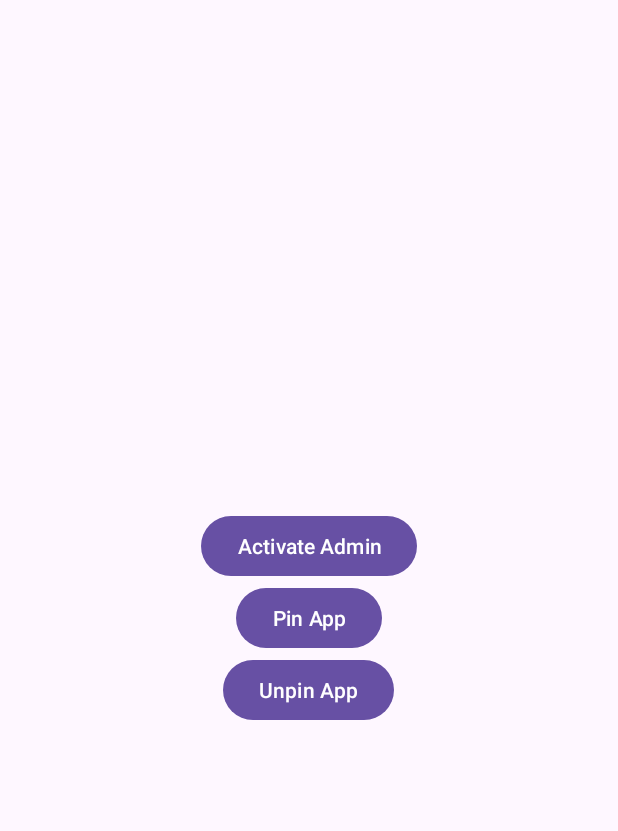
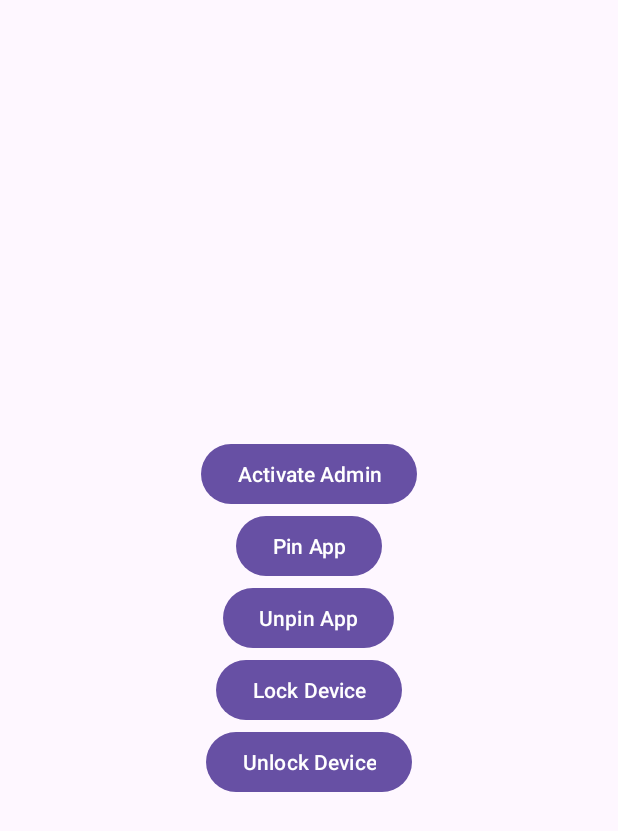
Before and after one commit to nehadhoble/Admin-settings, an Android app: the screen it shows after launch (MainActivity), on a phone screen of 412 x 824 dp. Shown: the top 831 px of the screen. Run offline under Robolectric (Android 15) with nearby library versions, the phone set to English and light mode, and no system bars; our stand-ins replace Firebase (no records; nobody signed in at launch, a user with empty details on screens opened directly).

Commit message:
implemented device lock and unlock admin privillages

```diff
--- a/app/src/main/AndroidManifest.xml
+++ b/app/src/main/AndroidManifest.xml
@@ -3,7 +3,9 @@
     xmlns:tools="http://schemas.android.com/tools">
 
     <uses-permission android:name="android.permission.SET_PASSWORD" />
+    <uses-permission android:name="android.permission.SET_PROCESS_LIMIT" />
     <uses-permission android:name="android.permission.WIPE_DEVICE" />
+    <uses-permission android:name="android.permission.REBOOT" />
 
     <application
         android:allowBackup="true"
--- a/app/src/main/java/com/example/adminapp/MainActivity.kt
+++ b/app/src/main/java/com/example/adminapp/MainActivity.kt
@@ -27,6 +27,11 @@ class MainActivity : AppCompatActivity() {
     private lateinit var btnPin: Button
     private lateinit var btnUnpin: Button
 
+    private lateinit var btnLock: Button
+    private lateinit var btnUnlock: Button
+
+    private var failedAttempts = 0
+    private var policy: PasswordPolicy? = null
 
     override fun onCreate(savedInstanceState: Bundle?) {
         super.onCreate(savedInstanceState)
@@ -43,10 +48,28 @@ class MainActivity : AppCompatActivity() {
             unpinApp()
         }
 
+        btnLock = findViewById(R.id.btnLock)
+        btnUnlock = findViewById(R.id.btnUnlock)
+
+        btnLock.setOnClickListener {
+            lockDevice()
+        }
+
+        btnUnlock.setOnClickListener {
+            unlockDevice()
+        }
+
         sharedPreferences = getSharedPreferences("admin_prefs", MODE_PRIVATE)
 
         devicePolicyManager = getSystemService(Context.DEVICE_POLICY_SERVICE) as DevicePolicyManager
         compName = ComponentName(this, DeviceAdminReceiver::class.java)
+
+        if (devicePolicyManager.isDeviceOwnerApp(packageName)) {
+            devicePolicyManager.setStatusBarDisabled(compName, true) // Disable the status bar
+            Toast.makeText(this, "Device owner setup successful!", Toast.LENGTH_SHORT).show()
+        } else {
+            Toast.makeText(this, "Failed to set up as device owner", Toast.LENGTH_SHORT).show()
+        }
 
         val btnActivate = findViewById<Button>(R.id.btnActivate)
         btnActivate.setOnClickListener {
@@ -163,4 +186,20 @@ class MainActivity : AppCompatActivity() {
             super.onBackPressed()
         }
     }
+
+
+    private fun lockDevice() {
+        if (devicePolicyManager.isAdminActive(compName)) {
+            devicePolicyManager.lockNow()
+            Toast.makeText(this, "Device locked", Toast.LENGTH_SHORT).show()
+        } else {
+            Toast.makeText(this, "Admin not active", Toast.LENGTH_SHORT).show()
+        }
+    }
+
+    private fun unlockDevice() {
+        // Unlocking programmatically is restricted for security reasons.
+        // Users must unlock the device manually.
+        Toast.makeText(this, "Please unlock the device manually", Toast.LENGTH_SHORT).show()
+    }
 }
--- a/app/src/main/res/layout/activity_main.xml
+++ b/app/src/main/res/layout/activity_main.xml
@@ -24,4 +24,18 @@
         android:layout_width="wrap_content"
         android:layout_height="wrap_content"
         android:text="Unpin App" />
+
+
+    <Button
+        android:id="@+id/btnLock"
+        android:layout_width="wrap_content"
+        android:layout_height="wrap_content"
+        android:text="Lock Device" />
+
+    <Button
+        android:id="@+id/btnUnlock"
+        android:layout_width="wrap_content"
+        android:layout_height="wrap_content"
+        android:text="Unlock Device" />
+
 </LinearLayout>
```
